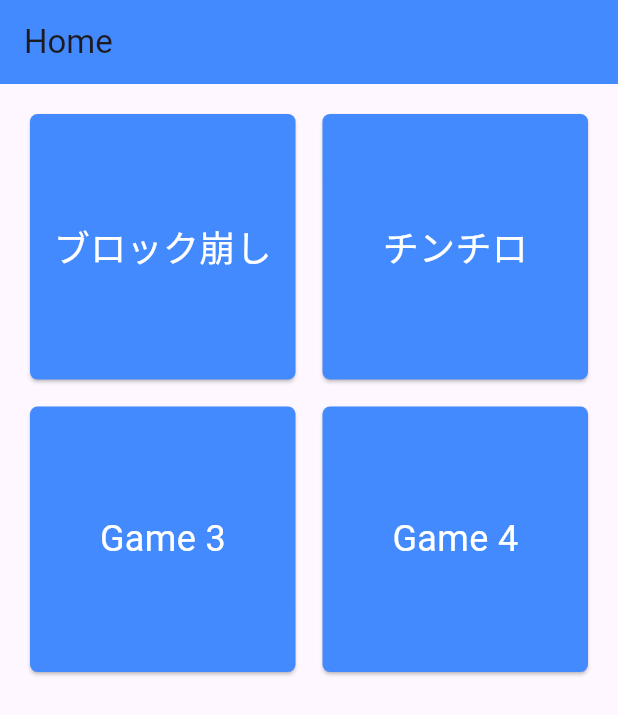
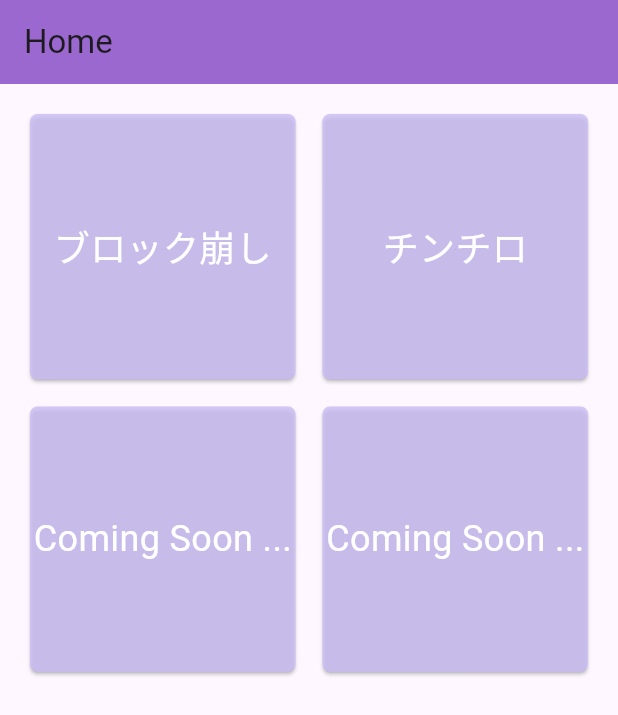
Before and after one commit to u5u5u5u/ankylo-cup, a Flutter app: the HomeScreen screen opened directly, on a phone screen of 412 x 824 dp. Shown: the top 715 px of the screen. Run offline on Flutter 3.47's test engine with Material 3 defaults, Android fonts, the phone set to English and light mode, and no system bars; our stand-ins replace firebase_auth, firebase_core, flutter_animate, flutter_riverpod, google_fonts, google_sign_in and 1 more; missing offline and left inert: firebase_app_check, flame; accounts and stored records are empty; generated files the repository leaves out were written again.

Commit message:
ちょっと色変えた

```diff
--- a/lib/presentation/home/home_screen.dart
+++ b/lib/presentation/home/home_screen.dart
@@ -8,7 +8,7 @@ class HomeScreen extends StatelessWidget {
     return Scaffold(
       appBar: AppBar(
         title: Text('Home'),
-        backgroundColor: Colors.blueAccent,
+        backgroundColor: const Color.fromARGB(200, 127, 65, 192),
         automaticallyImplyLeading: false,
       ),
       body: GridView.count(
@@ -19,8 +19,8 @@ class HomeScreen extends StatelessWidget {
         children: <Widget>[
           _buildGameTile(context, 'ブロック崩し', GameApp(), true),
           _buildGameTile(context, 'チンチロ', ChinchiroGameScreen(), true),
-          _buildGameTile(context, 'Game 3', GameApp(), true),
-          _buildGameTile(context, 'Game 4', GameApp(), false),
+          _buildGameTile(context, 'Coming Soon ...', Container(), true),
+          _buildGameTile(context, 'Coming Soon ...', Container(), false),
         ],
       ),
     );
@@ -40,7 +40,7 @@ class HomeScreen extends StatelessWidget {
         }
       },
       child: Card(
-        color: Colors.blueAccent,
+        color: const Color.fromARGB(200, 203, 189, 247),
         shape: RoundedRectangleBorder(
           borderRadius: BorderRadius.circular(5.0),
         ),
```
Also changed, not shown: 1 other file.
